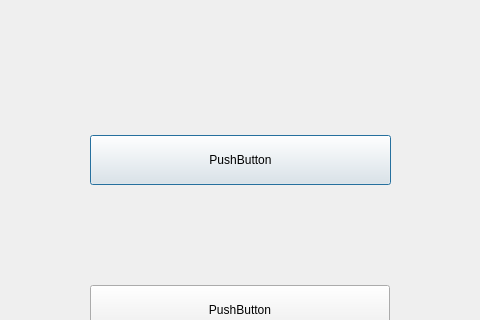
Old version of the form client/windows/pausewindow.ui in the repository HFDLYS/HeartstringsResonance; both pictures show x 400 to 880 and y 215 to 535 of the 1280 by 720 pixel window.
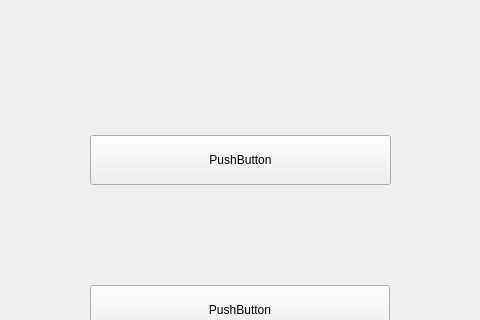
New version of the form. Icons and pictures are not drawn.

Commit message: feat: 新做暂停界面

Diff of the .ui file:
```diff
--- a/client/windows/pausewindow.ui
+++ b/client/windows/pausewindow.ui
@@ -1,7 +1,7 @@
 <?xml version="1.0" encoding="UTF-8"?>
 <ui version="4.0">
- <class>pausewindow</class>
- <widget class="QDialog" name="pausewindow">
+ <class>PauseWindow</class>
+ <widget class="QWidget" name="PauseWindow">
   <property name="geometry">
    <rect>
     <x>0</x>
```
The commit also changes 3 other files.
